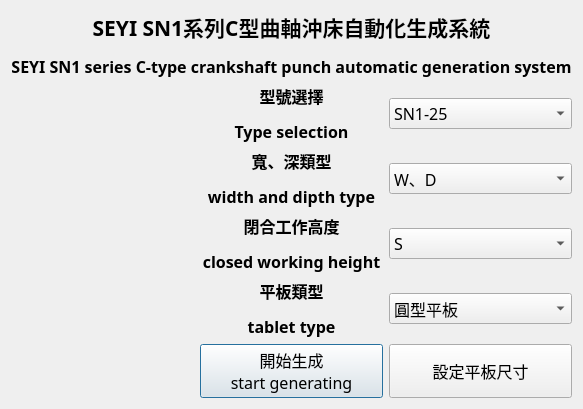
This is SYEI_stamping_press_system/GUI.ui in sinje0816/stamping_press as Qt 5 draws it before an edit. The edited form follows.
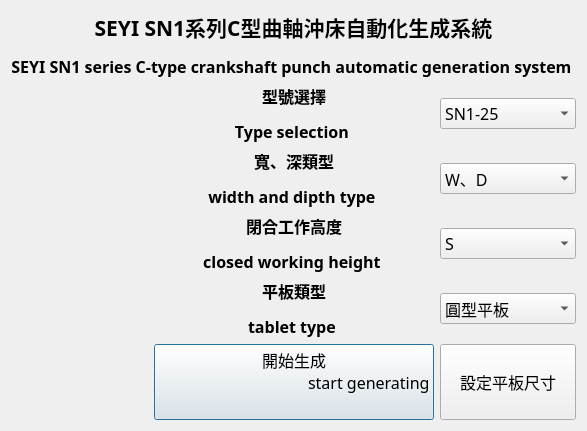
This is the edited form. Icons and pictures are not drawn.

Commit message: 下料孔介面更新、下料孔生成新增

What changed in the file:
```diff
--- a/SYEI_stamping_press_system/GUI.ui
+++ b/SYEI_stamping_press_system/GUI.ui
@@ -40,7 +40,11 @@
         <enum>Qt::LeftToRight</enum>
        </property>
        <property name="text">
-        <string>&lt;html&gt;&lt;head/&gt;&lt;body&gt;&lt;p align=&quot;center&quot;&gt;&lt;span style=&quot; font-size:16pt; font-weight:600;&quot;&gt;SEYI SN1系列C型曲軸沖床自動化生成系統&lt;/span&gt;&lt;/p&gt;&lt;p align=&quot;center&quot;&gt;&lt;span style=&quot; font-weight:600;&quot;&gt;SEYI SN1 series C-type crankshaft punch automatic generation system&lt;/span&gt;&lt;/p&gt;&lt;/body&gt;&lt;/html&gt;</string>
+                                <string>&lt;html&gt;&lt;head/&gt;&lt;body&gt;&lt;p align=&quot;center&quot;&gt;&lt;span
+                                    style=&quot; font-size:16pt; font-weight:600;&quot;&gt;SEYI SN1系列C型曲軸沖床自動化生成系統&lt;/span&gt;&lt;/p&gt;&lt;p
+                                    align=&quot;center&quot;&gt;&lt;span style=&quot; font-weight:600;&quot;&gt;SEYI SN1
+                                    series C-type crankshaft punch automatic generation system&lt;/span&gt;&lt;/p&gt;&lt;/body&gt;&lt;/html&gt;
+                                </string>
        </property>
        <property name="alignment">
         <set>Qt::AlignCenter</set>
@@ -84,7 +88,10 @@
         <enum>Qt::LeftToRight</enum>
        </property>
        <property name="text">
-        <string>&lt;html&gt;&lt;head/&gt;&lt;body&gt;&lt;p align=&quot;center&quot;&gt;&lt;span style=&quot; font-weight:600;&quot;&gt;型號選擇&lt;/span&gt;&lt;/p&gt;&lt;p align=&quot;center&quot;&gt;&lt;span style=&quot; font-weight:600;&quot;&gt;Type selection&lt;/span&gt;&lt;/p&gt;&lt;/body&gt;&lt;/html&gt;</string>
+                                <string>&lt;html&gt;&lt;head/&gt;&lt;body&gt;&lt;p align=&quot;center&quot;&gt;&lt;span
+                                    style=&quot; font-weight:600;&quot;&gt;型號選擇&lt;/span&gt;&lt;/p&gt;&lt;p align=&quot;center&quot;&gt;&lt;span
+                                    style=&quot; font-weight:600;&quot;&gt;Type selection&lt;/span&gt;&lt;/p&gt;&lt;/body&gt;&lt;/html&gt;
+                                </string>
        </property>
        <property name="alignment">
         <set>Qt::AlignCenter</set>
@@ -160,7 +167,10 @@
         <enum>Qt::LeftToRight</enum>
        </property>
        <property name="text">
-        <string>&lt;html&gt;&lt;head/&gt;&lt;body&gt;&lt;p align=&quot;center&quot;&gt;&lt;span style=&quot; font-weight:600;&quot;&gt;寬、深類型&lt;/span&gt;&lt;/p&gt;&lt;p align=&quot;center&quot;&gt;&lt;span style=&quot; font-weight:600;&quot;&gt;width and dipth type&lt;/span&gt;&lt;/p&gt;&lt;/body&gt;&lt;/html&gt;</string>
+                                <string>&lt;html&gt;&lt;head/&gt;&lt;body&gt;&lt;p align=&quot;center&quot;&gt;&lt;span
+                                    style=&quot; font-weight:600;&quot;&gt;寬、深類型&lt;/span&gt;&lt;/p&gt;&lt;p align=&quot;center&quot;&gt;&lt;span
+                                    style=&quot; font-weight:600;&quot;&gt;width and dipth type&lt;/span&gt;&lt;/p&gt;&lt;/body&gt;&lt;/html&gt;
+                                </string>
        </property>
        <property name="alignment">
         <set>Qt::AlignCenter</set>
@@ -205,7 +215,10 @@
         <enum>Qt::RightToLeft</enum>
        </property>
        <property name="text">
-        <string>&lt;html&gt;&lt;head/&gt;&lt;body&gt;&lt;p align=&quot;center&quot;&gt;&lt;span style=&quot; font-weight:600;&quot;&gt;閉合工作高度&lt;/span&gt;&lt;/p&gt;&lt;p align=&quot;center&quot;&gt;&lt;span style=&quot; font-weight:600;&quot;&gt;closed working height&lt;/span&gt;&lt;/p&gt;&lt;/body&gt;&lt;/html&gt;</string>
+                                <string>&lt;html&gt;&lt;head/&gt;&lt;body&gt;&lt;p align=&quot;center&quot;&gt;&lt;span
+                                    style=&quot; font-weight:600;&quot;&gt;閉合工作高度&lt;/span&gt;&lt;/p&gt;&lt;p align=&quot;center&quot;&gt;&lt;span
+                                    style=&quot; font-weight:600;&quot;&gt;closed working height&lt;/span&gt;&lt;/p&gt;&lt;/body&gt;&lt;/html&gt;
+                                </string>
        </property>
        <property name="alignment">
         <set>Qt::AlignCenter</set>
@@ -249,7 +262,10 @@
         <enum>Qt::RightToLeft</enum>
        </property>
        <property name="text">
-        <string>&lt;html&gt;&lt;head/&gt;&lt;body&gt;&lt;p align=&quot;center&quot;&gt;&lt;span style=&quot; font-weight:600;&quot;&gt;平板類型&lt;/span&gt;&lt;/p&gt;&lt;p align=&quot;center&quot;&gt;&lt;span style=&quot; font-weight:600;&quot;&gt;tablet type&lt;/span&gt;&lt;/p&gt;&lt;/body&gt;&lt;/html&gt;</string>
+                                <string>&lt;html&gt;&lt;head/&gt;&lt;body&gt;&lt;p align=&quot;center&quot;&gt;&lt;span
+                                    style=&quot; font-weight:600;&quot;&gt;平板類型&lt;/span&gt;&lt;/p&gt;&lt;p align=&quot;center&quot;&gt;&lt;span
+                                    style=&quot; font-weight:600;&quot;&gt;tablet type&lt;/span&gt;&lt;/p&gt;&lt;/body&gt;&lt;/html&gt;
+                                </string>
        </property>
        <property name="alignment">
         <set>Qt::AlignCenter</set>
@@ -291,7 +307,8 @@
        </property>
        <property name="text">
         <string>開始生成
-start generating</string>
+                                    start generating
+                                </string>
        </property>
       </widget>
      </item>
```
Lines whose indentation alone changed are shown as unchanged. The commit also changes 55 other files.
